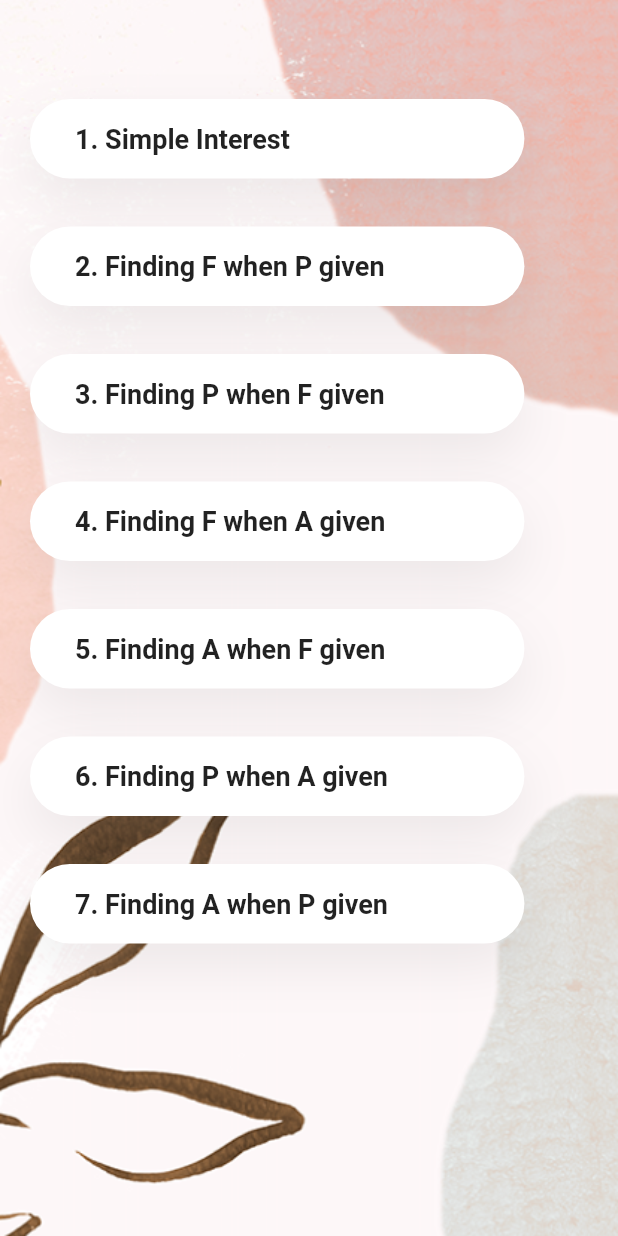
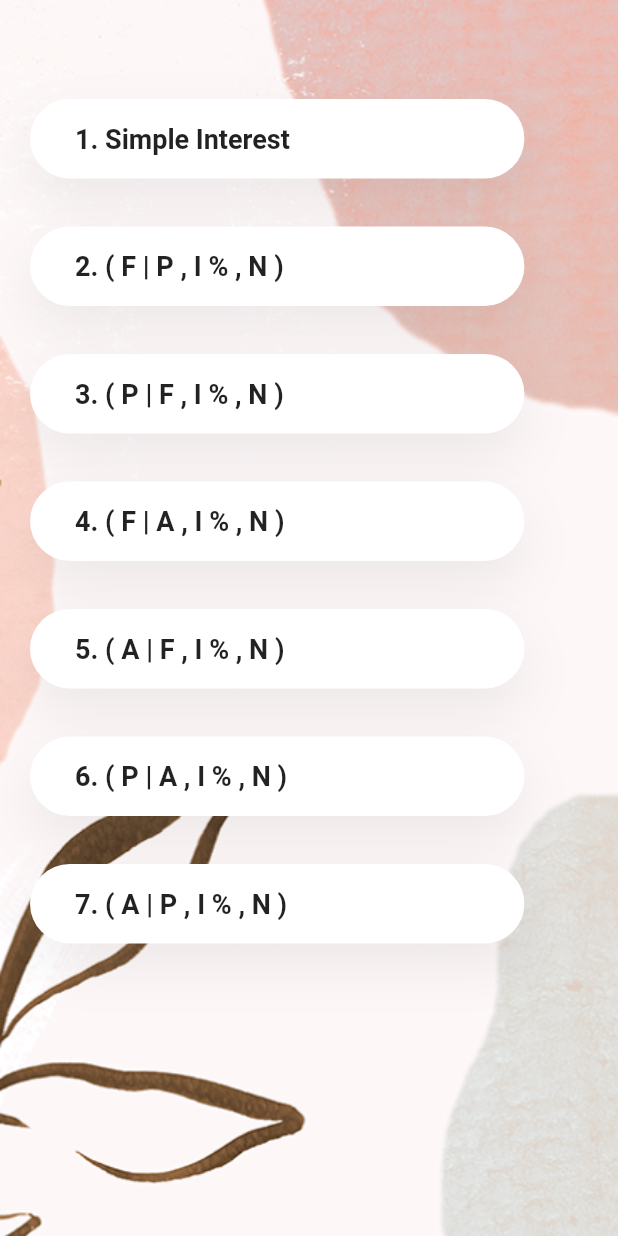
Before and after one commit to nishamghimire5/Economics-YoYo, a Flutter app: the TimeValueMoney screen opened directly, on a phone screen of 412 x 824 dp. Run offline on Flutter 3.47's test engine with Material 2 defaults, Android fonts, the phone set to English and light mode, and no system bars.

```diff
--- a/lib/time_value_money.dart
+++ b/lib/time_value_money.dart
@@ -36,12 +36,12 @@ class TimeValueMoney extends StatefulWidget {
 class _TimeValueMoneyState extends State<TimeValueMoney> {
   final List<String> _chapterTitles = [
     "1. Simple Interest",
-    "2. Finding F when P given",
-    "3. Finding P when F given",
-    "4. Finding F when A given",
-    "5. Finding A when F given",
-    "6. Finding P when A given",
-    "7. Finding A when P given",
+    "2. ( F | P , I % , N )",
+    "3. ( P | F , I % , N )",
+    "4. ( F | A , I % , N )",
+    "5. ( A | F , I % , N )",
+    "6. ( P | A , I % , N )",
+    "7. ( A | P , I % , N )",
   ];
 
   @override
```
